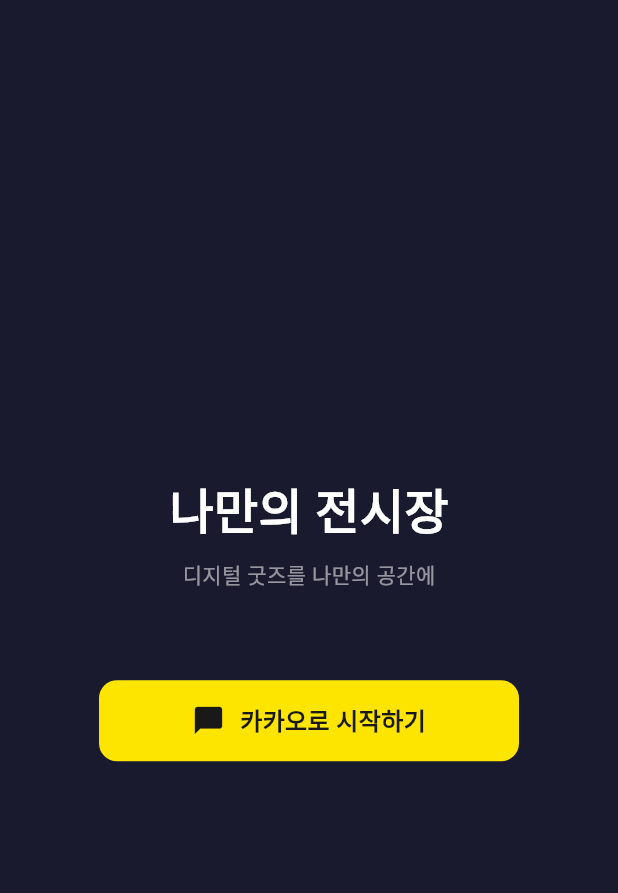
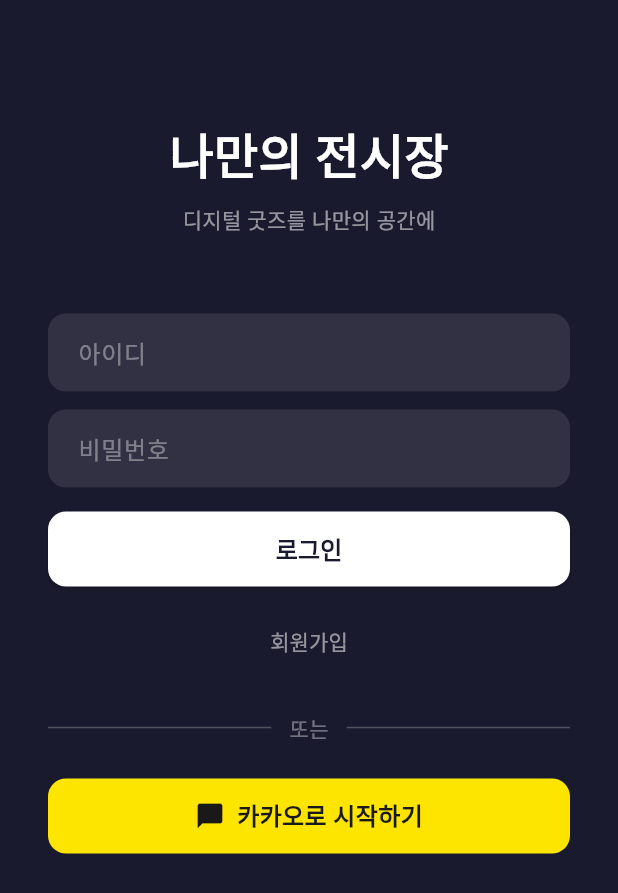
Before and after one commit to Seo-aron/GoodsArchive, a Flutter app: the screen it shows after launch, on a phone screen of 412 x 824 dp. Shown: the top 893 px of the screen. Run offline on Flutter 3.47's test engine with Material 3 defaults, Android fonts, the phone set to English and light mode, and no system bars; our stand-ins replace flutter_secure_storage, image_picker; missing offline and left inert: kakao_flutter_sdk_user.

Commit message:
자체 로그인 기능 구현

```diff
--- a/front/lib/main.dart
+++ b/front/lib/main.dart
@@ -1,6 +1,7 @@
 import 'package:flutter/material.dart';
 import 'package:kakao_flutter_sdk_user/kakao_flutter_sdk_user.dart';
 import 'screens/login_screen.dart';
+import 'screens/register_screen.dart';
 import 'screens/collection_screen.dart';
 import 'screens/showcase_screen.dart';
 import 'screens/record_screen.dart';
@@ -30,6 +31,7 @@
       initialRoute: TokenStorage.isLoggedIn ? '/home' : '/login',
       routes: {
         '/login': (_) => const LoginScreen(),
+        '/register': (_) => const RegisterScreen(),
         '/home': (_) => const MainTabController(),
       },
     );
--- a/front/lib/screens/login_screen.dart
+++ b/front/lib/screens/login_screen.dart
@@ -10,26 +10,29 @@
 }
 
 class _LoginScreenState extends State<LoginScreen> {
+  final _loginIdCtrl = TextEditingController();
+  final _passwordCtrl = TextEditingController();
   bool _isLoading = false;
+
+  @override
+  void dispose() {
+    _loginIdCtrl.dispose();
+    _passwordCtrl.dispose();
+    super.dispose();
+  }
 
   Future<void> _loginWithKakao() async {
     setState(() => _isLoading = true);
-
     try {
       OAuthToken token;
-
-      // 카카오앱 설치 여부에 따라 분기
       if (await isKakaoTalkInstalled()) {
         token = await UserApi.instance.loginWithKakaoTalk();
       } else {
         token = await UserApi.instance.loginWithKakaoAccount();
       }
-
-      // 백엔드에 카카오 액세스토큰 전달 → 서비스 JWT 발급
       await AuthService.loginWithKakao(token.accessToken);
-
       if (mounted) {
-        Navigator.of(context).pushNamedAndRemoveUntil('/home', (route) => false);
+        Navigator.of(context).pushNamedAndRemoveUntil('/home', (r) => false);
       }
     } on KakaoAuthException catch (e) {
       if (mounted) {
@@ -39,9 +42,32 @@
       }
     } catch (e) {
       if (mounted) {
-        ScaffoldMessenger.of(context).showSnackBar(
-          SnackBar(content: Text('오류: $e')),
-        );
+        ScaffoldMessenger.of(context)
+            .showSnackBar(SnackBar(content: Text('오류: $e')));
+      }
+    } finally {
+      if (mounted) setState(() => _isLoading = false);
+    }
+  }
+
+  Future<void> _loginWithCredentials() async {
+    final loginId = _loginIdCtrl.text.trim();
+    final password = _passwordCtrl.text;
+    if (loginId.isEmpty || password.isEmpty) {
+      ScaffoldMessenger.of(context)
+          .showSnackBar(const SnackBar(content: Text('아이디와 비밀번호를 입력해주세요.')));
+      return;
+    }
+    setState(() => _isLoading = true);
+    try {
+      await AuthService.loginWithCredentials(loginId, password);
+      if (mounted) {
+        Navigator.of(context).pushNamedAndRemoveUntil('/home', (r) => false);
+      }
+    } catch (e) {
+      if (mounted) {
+        ScaffoldMessenger.of(context)
+            .showSnackBar(SnackBar(content: Text('$e')));
       }
     } finally {
       if (mounted) setState(() => _isLoading = false);
@@ -52,10 +78,12 @@
   Widget build(BuildContext context) {
     return Scaffold(
       backgroundColor: const Color(0xFF1A1A2E),
-      body: Center(
+      body: SafeArea(
+        child: SingleChildScrollView(
+          padding: const EdgeInsets.symmetric(horizontal: 32),
           child: Column(
-          mainAxisAlignment: MainAxisAlignment.center,
             children: [
+              const SizedBox(height: 80),
               const Text(
                 '나만의 전시장',
                 style: TextStyle(
@@ -69,14 +97,71 @@
                 '디지털 굿즈를 나만의 공간에',
                 style: TextStyle(color: Colors.white54),
               ),
-            const SizedBox(height: 60),
+              const SizedBox(height: 52),
+
+              // 아이디/비밀번호 로그인
+              TextField(
+                controller: _loginIdCtrl,
+                style: const TextStyle(color: Colors.white),
+                decoration: _inputDecoration('아이디'),
+              ),
+              const SizedBox(height: 12),
+              TextField(
+                controller: _passwordCtrl,
+                obscureText: true,
+                style: const TextStyle(color: Colors.white),
+                decoration: _inputDecoration('비밀번호'),
+                onSubmitted: (_) => _loginWithCredentials(),
+              ),
+              const SizedBox(height: 16),
+              SizedBox(
+                width: double.infinity,
+                height: 50,
+                child: ElevatedButton(
+                  onPressed: _isLoading ? null : _loginWithCredentials,
+                  style: ElevatedButton.styleFrom(
+                    backgroundColor: Colors.white,
+                    foregroundColor: const Color(0xFF1A1A2E),
+                    shape: RoundedRectangleBorder(
+                      borderRadius: BorderRadius.circular(12),
+                    ),
+                  ),
+                  child: const Text('로그인',
+                      style:
+                          TextStyle(fontSize: 16, fontWeight: FontWeight.w600)),
+                ),
+              ),
+              const SizedBox(height: 12),
+              TextButton(
+                onPressed: _isLoading
+                    ? null
+                    : () => Navigator.of(context).pushNamed('/register'),
+                child: const Text('회원가입',
+                    style: TextStyle(color: Colors.white54, fontSize: 14)),
+              ),
+
+              const SizedBox(height: 24),
+              Row(
+                children: [
+                  Expanded(child: Divider(color: Colors.white24)),
+                  const Padding(
+                    padding: EdgeInsets.symmetric(horizontal: 12),
+                    child: Text('또는', style: TextStyle(color: Colors.white38)),
+                  ),
+                  Expanded(child: Divider(color: Colors.white24)),
+                ],
+              ),
+              const SizedBox(height: 24),
+
+              // 카카오 로그인
               _isLoading
-                ? const CircularProgressIndicator(color: Color(0xFFFEE500))
+                  ? const CircularProgressIndicator(
+                      color: Color(0xFFFEE500))
                   : GestureDetector(
                       onTap: _loginWithKakao,
                       child: Container(
-                      width: 280,
-                      height: 54,
+                        width: double.infinity,
+                        height: 50,
                         decoration: BoxDecoration(
                           color: const Color(0xFFFEE500),
                           borderRadius: BorderRadius.circular(12),
@@ -84,8 +169,9 @@
                         child: const Row(
                           mainAxisAlignment: MainAxisAlignment.center,
                           children: [
-                          Icon(Icons.chat_bubble, color: Color(0xFF191919), size: 22),
-                          SizedBox(width: 10),
+                            Icon(Icons.chat_bubble,
+                                color: Color(0xFF191919), size: 20),
+                            SizedBox(width: 8),
                             Text(
                               '카카오로 시작하기',
                               style: TextStyle(
@@ -98,9 +184,26 @@
                         ),
                       ),
                     ),
+              const SizedBox(height: 40),
             ],
+          ),
         ),
       ),
     );
   }
+
+  InputDecoration _inputDecoration(String hint) {
+    return InputDecoration(
+      hintText: hint,
+      hintStyle: const TextStyle(color: Colors.white38),
+      filled: true,
+      fillColor: Colors.white10,
+      border: OutlineInputBorder(
+        borderRadius: BorderRadius.circular(12),
+        borderSide: BorderSide.none,
+      ),
+      contentPadding:
+          const EdgeInsets.symmetric(horizontal: 16, vertical: 14),
+    );
   }
+}
```
Also changed, not shown: front/lib/screens/register_screen.dart (added, +153 -0 lines), front/lib/services/auth_service.dart (+30 -0 lines), 8 other files. Lines whose indentation alone changed are shown as unchanged.
